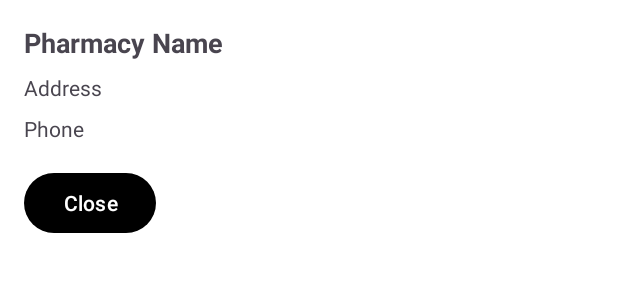
After one commit to ParkDaeHee3/app_helper_fe, an Android app: the layout dialog_pharmacy_info.xml on its own in the app's theme, with its tools: preview values and no code run, on a phone screen of 412 x 824 dp. The commit adds this screen. Shown: the top 300 px of the screen. Run offline under Robolectric (Android 15) with nearby library versions, the phone set to English and light mode, and no system bars.

Commit message:
카카오 지도 SDK 추가 및 이벤트 클릭 코드 추가

```diff
--- /dev/null
+++ b/app/src/main/res/layout/dialog_pharmacy_info.xml
@@ -0,0 +1,35 @@
+<LinearLayout xmlns:android="http://schemas.android.com/apk/res/android"
+    android:layout_width="match_parent"
+    android:layout_height="wrap_content"
+    android:padding="16dp"
+    android:orientation="vertical">
+
+    <TextView
+        android:id="@+id/text_pharmacy_name"
+        android:layout_width="match_parent"
+        android:layout_height="wrap_content"
+        android:text="Pharmacy Name"
+        android:textStyle="bold"
+        android:textSize="18sp" />
+
+    <TextView
+        android:id="@+id/text_pharmacy_address"
+        android:layout_width="match_parent"
+        android:layout_height="wrap_content"
+        android:text="Address"
+        android:layout_marginTop="8dp" />
+
+    <TextView
+        android:id="@+id/text_pharmacy_phone"
+        android:layout_width="match_parent"
+        android:layout_height="wrap_content"
+        android:text="Phone"
+        android:layout_marginTop="8dp" />
+
+    <Button
+        android:id="@+id/button_close"
+        android:layout_width="wrap_content"
+        android:layout_height="wrap_content"
+        android:text="Close"
+        android:layout_marginTop="16dp" />
+</LinearLayout>
```
Also changed, not shown: app/build.gradle.kts (+9 -11 lines), app/src/main/AndroidManifest.xml (+7 -5 lines), app/src/main/java/com/example/app_helper_fe/ui/map/GlobalApplication.kt (added, +16 -0 lines), app/src/main/java/com/example/app_helper_fe/ui/map/MapFragment.java (+47 -22 lines), app/src/main/java/com/example/app_helper_fe/ui/map/PharmacyInfoDialog.java (added, +41 -0 lines), settings.gradle.kts (+7 -7 lines).
